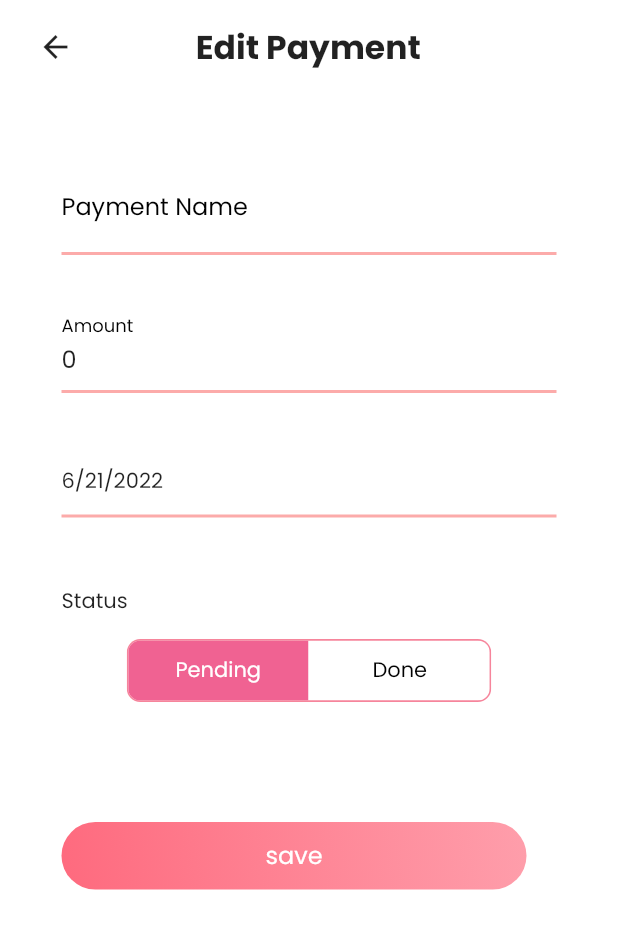
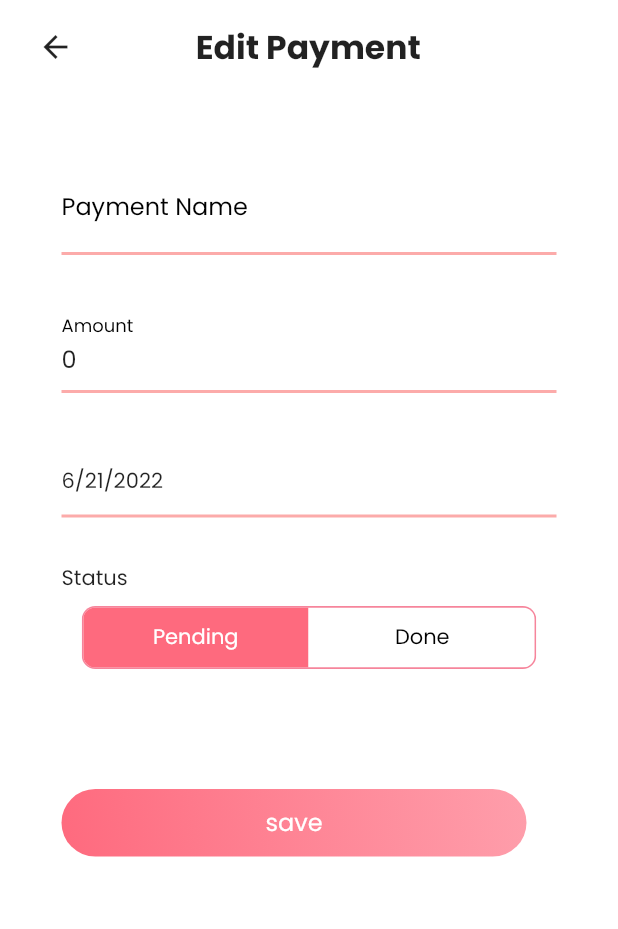
Before and after one commit to MarriageStory/MobileApps, a Flutter app: the EditPayment screen opened directly with empty values, after a tap on "save", on a phone screen of 412 x 824 dp. Shown: the top 929 px of the screen. Run offline on Flutter 3.47's test engine with Material 2 defaults, Android fonts, the phone set to English and light mode, and no system bars; drawn by our look-alikes of toggle_switch; our stand-ins replace date_time_picker, flutter_svg, google_fonts, shared_preferences; accounts and stored records are empty; network calls fail.

Commit message:
payment fix

```diff
--- a/lib/const/strings.dart
+++ b/lib/const/strings.dart
@@ -1,2 +1,2 @@
 final String baseURLAPI = 'https://floating-dusk-51726.herokuapp.com/api/';
-// final String baseURLAPI = 'http://0.0.0.0:8000/api/';
+// final String baseURLAPI = 'http://10.252.134.243:8000/api/';
--- a/lib/screens/payment/payment_edit.dart
+++ b/lib/screens/payment/payment_edit.dart
@@ -31,6 +31,8 @@ class _EditPaymentState extends State<EditPayment> {
   TextEditingController _statusPaymentController = TextEditingController();
   //pengecekan date
   bool cekTgl = false;
+  //tanggal
+  DateTime tanggal = DateTime.now();
   //style
   final TextStyle valueStyle = GoogleFonts.poppins(
     fontSize: 14,
@@ -49,6 +51,7 @@ class _EditPaymentState extends State<EditPayment> {
     if (picked != null)
       setState(() {
         cekTgl = true;
+        tanggal = picked;
         _dateController.text = picked.toString();
       });
   }
@@ -63,6 +66,7 @@ class _EditPaymentState extends State<EditPayment> {
       _amountPaymentController.text = payment.tunaiKeseluruhan.toString();
       _dateController.text = payment.tanggal.toString();
       _statusPaymentController.text = payment.status;
+      tanggal = payment.tanggal;
 
       inisialisasi = true;
     }
@@ -134,7 +138,7 @@ class _EditPaymentState extends State<EditPayment> {
                       child: Column(children: [
                         dateTime(
                           // labelText: "Date",
-                          valueText: DateFormat.yMd().format(payment.tanggal),
+                          valueText: DateFormat.yMd().format(tanggal),
                           valueStyle: valueStyle,
                           onPressed: () {
                             _selectDate(context, payment.tanggal);
@@ -146,20 +150,59 @@ class _EditPaymentState extends State<EditPayment> {
                       height: 15,
                     ),
                     //Status
+                    // Container(
+                    //     alignment: Alignment.centerLeft,
+                    //     margin:
+                    //         const EdgeInsets.only(top: 30, right: 16, left: 16),
+                    //     child: Text("Status")),
+                    // Container(
+                    //   margin:
+                    //       const EdgeInsets.only(top: 15, right: 16, left: 16),
+                    //   child: ToggleSwitch(
+                    //     minWidth: 120.0,
+                    //     minHeight: 40.0,
+                    //     initialLabelIndex: 0,
+                    //     // payment.status == "done" ? 1 : 0,
+                    //     activeFgColor: Colors.white,
+                    //     activeBgColor: [Colors.pink.shade300],
+                    //     inactiveBgColor: Colors.white,
+                    //     inactiveFgColor: Colors.black,
+                    //     borderWidth: 1,
+                    //     borderColor: [Color.fromARGB(165, 241, 66, 101)],
+                    //     totalSwitches: 2,
+                    //     labels: ['Pending', 'Done'],
+                    //     onToggle: (index) {
+                    //       if (index == 0) {
+                    //         setState(() {
+                    //           _statusPaymentController.text = "pending";
+                    //         });
+                    //       } else {
+                    //         setState(() {
+                    //           _statusPaymentController.text = "done";
+                    //         });
+                    //       }
+
+                    //       print('switched to: $index');
+                    //     },
+                    //   ),
+                    // ),
+
+
+                    //Status
                     Container(
                         alignment: Alignment.centerLeft,
                         margin:
-                            const EdgeInsets.only(top: 30, right: 16, left: 16),
+                            const EdgeInsets.only(top: 15, right: 16, left: 16),
                         child: Text("Status")),
                     Container(
                       margin:
-                          const EdgeInsets.only(top: 15, right: 16, left: 16),
+                          const EdgeInsets.only(top: 8, right: 16, left: 16),
                       child: ToggleSwitch(
-                        minWidth: 120.0,
+                        minWidth: 150,
                         minHeight: 40.0,
                         initialLabelIndex: payment.status == "done" ? 1 : 0,
                         activeFgColor: Colors.white,
-                        activeBgColor: [Colors.pink.shade300],
+                        activeBgColor: [Color(0xFFFE6A7E)],
                         inactiveBgColor: Colors.white,
                         inactiveFgColor: Colors.black,
                         borderWidth: 1,
@@ -168,19 +211,17 @@ class _EditPaymentState extends State<EditPayment> {
                         labels: ['Pending', 'Done'],
                         onToggle: (index) {
                           if (index == 0) {
-                            setState(() {
-                              _statusPaymentController.text = "pending";
-                            });
+                            _statusPaymentController.text = "pending";
                           } else {
-                            setState(() {
-                              _statusPaymentController.text = "done";
-                            });
+                            _statusPaymentController.text = "done";
                           }
 
                           print('switched to: $index');
                         },
                       ),
                     ),
+
+
                     SizedBox(
                       height: 50.0,
                     ),
@@ -216,10 +257,10 @@ class _EditPaymentState extends State<EditPayment> {
                               ),
                             ),
                             onTap: () async {
-                              if (int.parse(_amountPaymentController.text) >
-                                  int.parse(payment.terbayar)) {
-                                _statusPaymentController.text = "pending";
-                              }
+                              // if (int.parse(_amountPaymentController.text) >
+                              //     int.parse(payment.terbayar)) {
+                              //   _statusPaymentController.text = "pending";
+                              // }
 
                               Map<String, dynamic> body = {
                                 'nama_client': _namePaymentController.text,
```
Also changed, not shown: lib/screens/payment/payment_detail.dart (+7 -6 lines).
